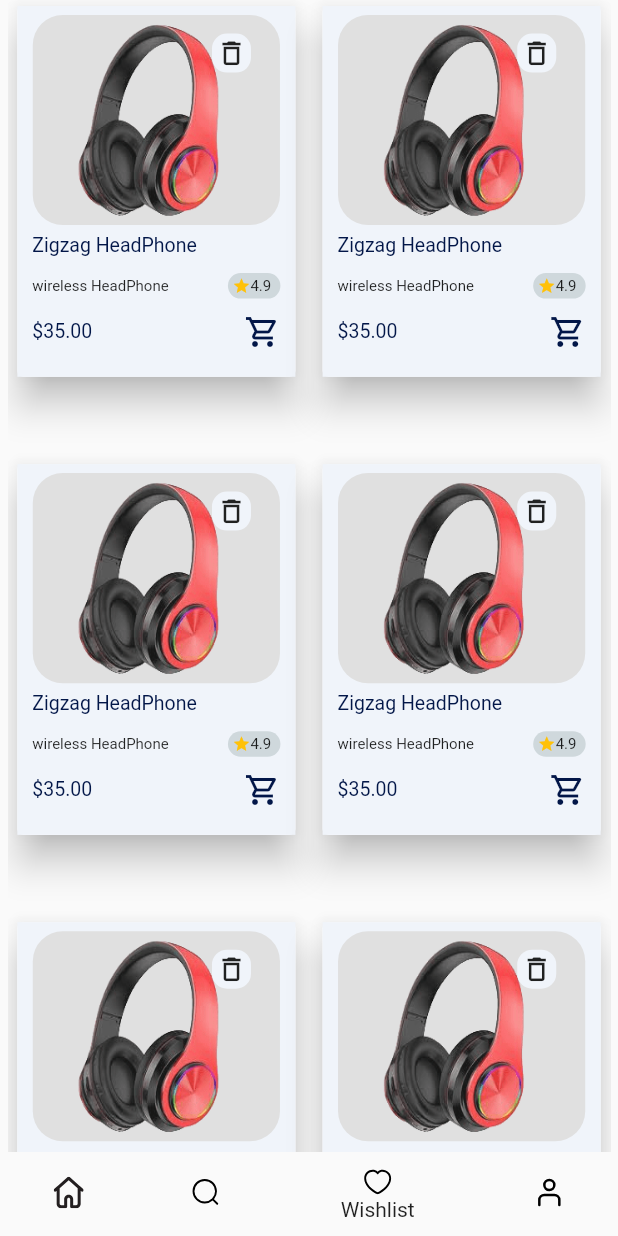
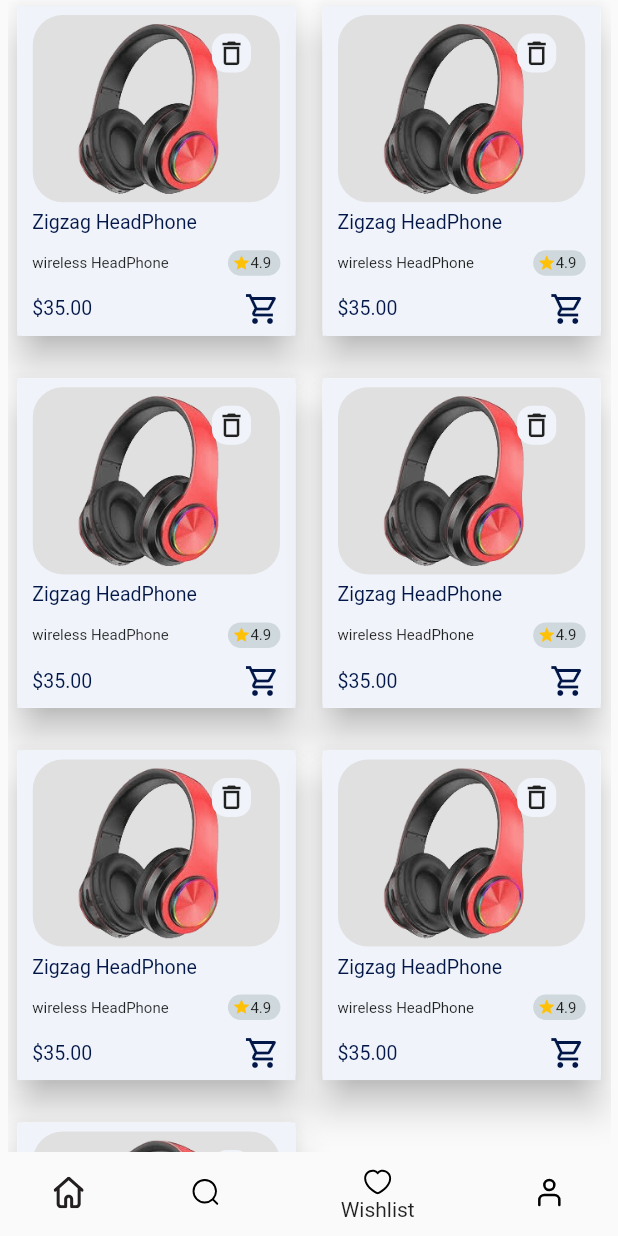
Before and after one commit to Anas2000Github/musice, a Flutter app: the screen it shows after launch, item 3 of the bottom bar chosen, on a phone screen of 412 x 824 dp. Run offline on Flutter 3.47's test engine with Material 2 defaults, Android fonts, the phone set to English and light mode, and no system bars; our stand-ins replace device_preview, flutter_svg, get, shared_preferences; missing offline and left inert: custom_check_box.

Commit message:
تعديل على صفحة ال wishlist

```diff
--- a/lib/view/wishlist_screen.dart
+++ b/lib/view/wishlist_screen.dart
@@ -26,7 +26,7 @@ class WishListScreen extends StatelessWidget {
 
                 gridDelegate: const SliverGridDelegateWithFixedCrossAxisCount(
                   crossAxisCount: 2,
-                  childAspectRatio: .65,
+                  childAspectRatio: .8,
                   crossAxisSpacing: 5
                 ),
                 itemCount: 7,
@@ -43,7 +43,6 @@ class WishListScreen extends StatelessWidget {
                           elevation: 10,
                           child: Container(
                             width: Get.width * .45,
-                            height: Get.height * .3,
                             color: Constants.backGroundColor,
                             padding: const EdgeInsets.symmetric(
                                 horizontal: 10, vertical: 6),
@@ -53,7 +52,6 @@ class WishListScreen extends StatelessWidget {
                                     children: [
                                       Container(
                                           width: Get.width * .4,
-                                          height: Get.height * .17,
                                           decoration: BoxDecoration(
                                               color: Colors.grey[300],
                                               borderRadius: BorderRadius
```
Also changed, not shown: lib/view/filter_screen.dart (+6 -4 lines).
